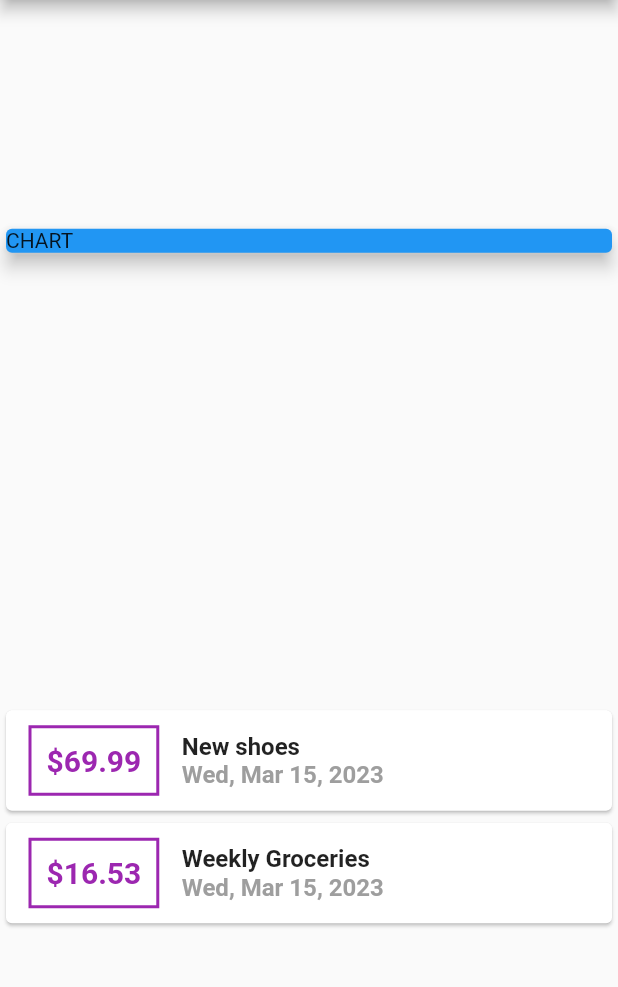
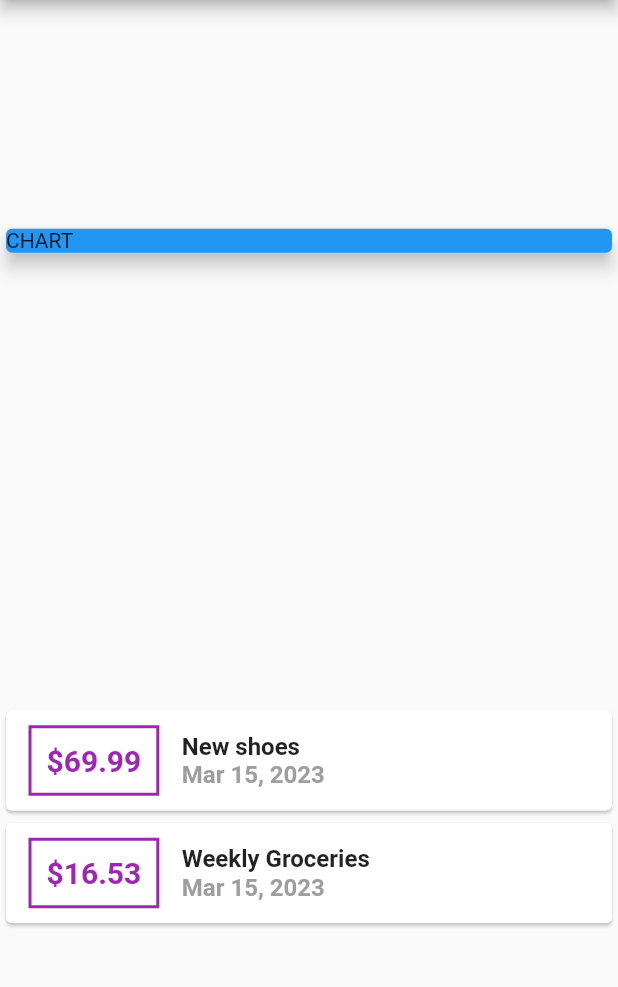
Before and after one commit to jakubit0/Expense-Planner-, a Flutter app: the screen it shows after launch, on a phone screen of 412 x 824 dp, the part 84-1071 px from its top. Run offline on Flutter 3.47's test engine with Material 2 defaults, Android fonts, the phone set to English and light mode, and no system bars.

```diff
--- a/expense_planner/lib/main.dart
+++ b/expense_planner/lib/main.dart
@@ -102,7 +102,7 @@ class _MyHomePageState extends State<MyHomePage> {
                             fontWeight: FontWeight.bold,
                           ),),
                           Text(
-                            DateFormat.yMMMEd().format(tx.date),
+                            DateFormat.yMMMd().format(tx.date),
                             style: const TextStyle(
                             color: Colors.grey,
                             fontSize: 16,
```
